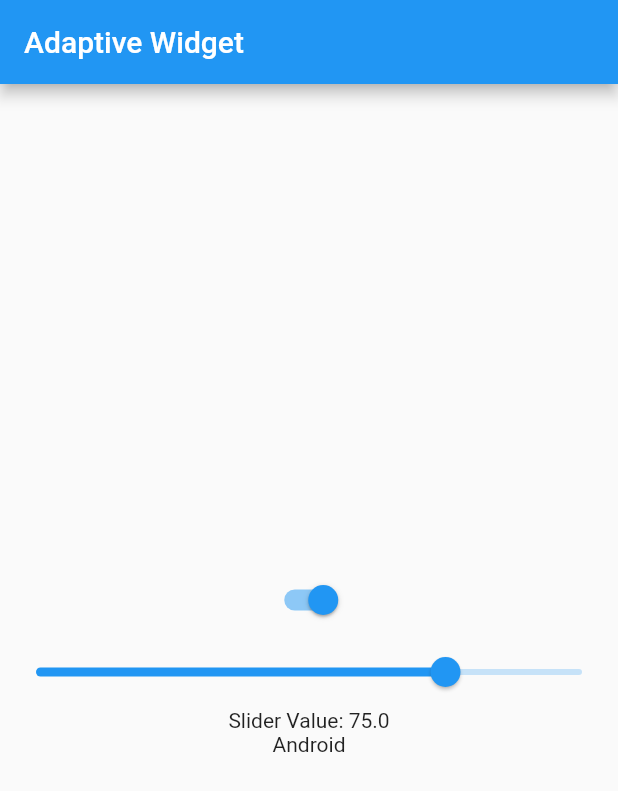
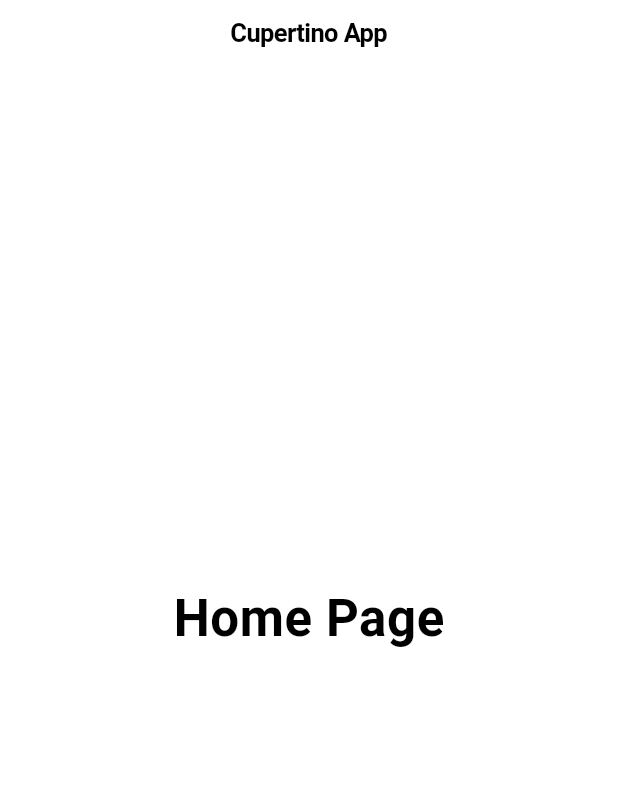
Before and after one commit to zerowu49/funflutter, a Flutter app: the screen it shows after launch, on a phone screen of 412 x 824 dp. Shown: the top 791 px of the screen. Run offline on Flutter 3.47's test engine with Material 2 defaults, Android fonts, the phone set to English and light mode, and no system bars.

Commit message:
CupertinoPageScaffold

```diff
--- a/lib/AdaptivePage.dart
+++ b/lib/AdaptivePage.dart
@@ -1,5 +1,6 @@
 import 'dart:io';
 
+import 'package:flutter/cupertino.dart';
 import 'package:flutter/material.dart';
 
 class AdaptivePage extends StatefulWidget {
@@ -13,35 +14,14 @@ class _AdaptivePageState extends State<AdaptivePage> {
 
   @override
   Widget build(BuildContext context) {
-    return Scaffold(
-      appBar: AppBar(
-        title: Text('Adaptive Widget'),
+    return CupertinoPageScaffold(
+      navigationBar: CupertinoNavigationBar(
+        middle: Text('Cupertino App'),
       ),
-      body: Center(
-        child: Column(
-          mainAxisAlignment: MainAxisAlignment.center,
-          children: [
-            Switch.adaptive(
-              value: _isSelected,
-              onChanged: (value) {
-                setState(() {
-                  _isSelected = value;
-                });
-              },
-            ),
-            Slider.adaptive(
-              value: _sliderValue,
-              min: 0,
-              max: 100,
-              onChanged: (value) {
-                setState(() {
-                  _sliderValue = value;
-                });
-              },
-            ),
-            Text("Slider Value: $_sliderValue"),
-            Platform.isIOS ? Text('iOS') : Text('Android'),
-          ],
+      child: Center(
+        child: Text(
+          'Home Page',
+          style: CupertinoTheme.of(context).textTheme.navLargeTitleTextStyle,
         ),
       ),
     );
--- a/lib/main.dart
+++ b/lib/main.dart
@@ -10,10 +10,9 @@ void main() {
 class MyApp extends StatelessWidget {
   @override
   Widget build(BuildContext context) {
-    return MaterialApp(
-      title: 'Calculator',
-      theme: ThemeData(
-        visualDensity: VisualDensity.adaptivePlatformDensity,
+    return CupertinoApp(
+      theme: CupertinoThemeData(
+        primaryColor: CupertinoColors.systemOrange,
       ),
       home: MyHomePage(),
     );
@@ -26,18 +25,6 @@ class MyHomePage extends StatefulWidget {
 }
 
 class _MyHomePageState extends State<MyHomePage> {
-  String screenText = '0';
-
-  void pressNumber(int number) {
-    setState(() {
-      if (screenText == '0') {
-        screenText = '$number';
-      } else {
-        screenText = '$screenText$number';
-      }
-    });
-  }
-
   @override
   Widget build(BuildContext context) {
     return AdaptivePage();
```
